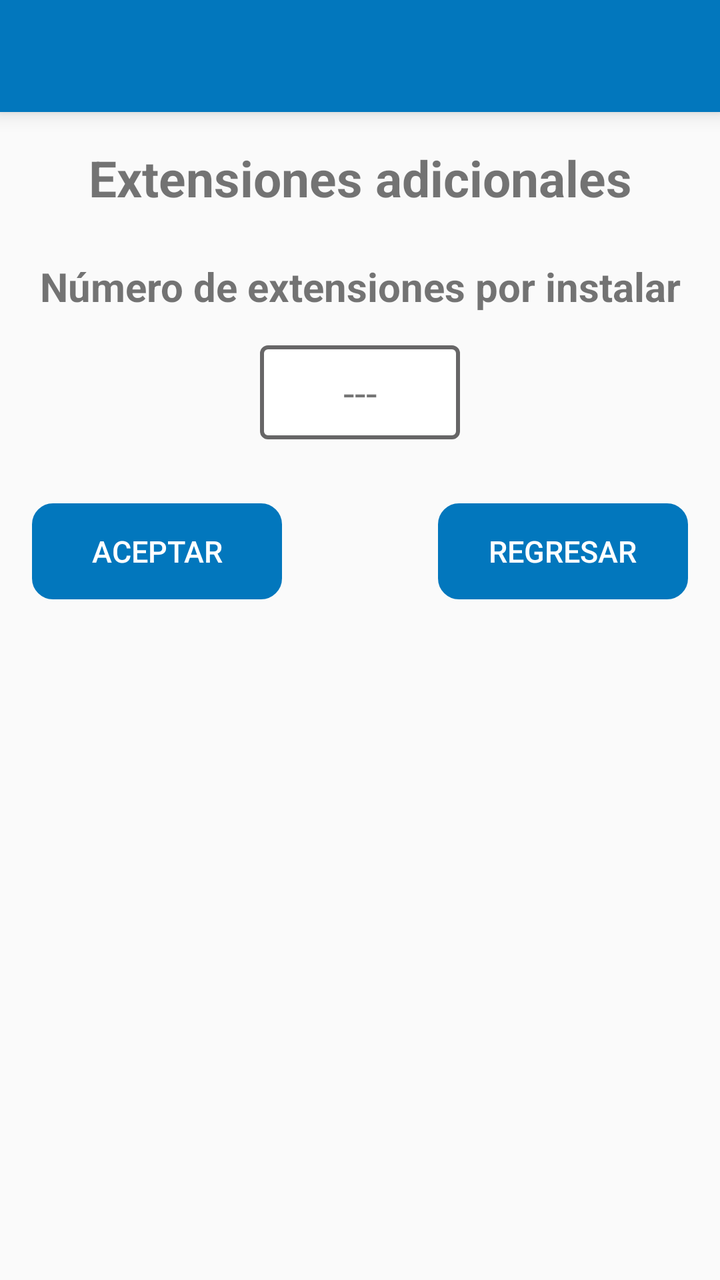
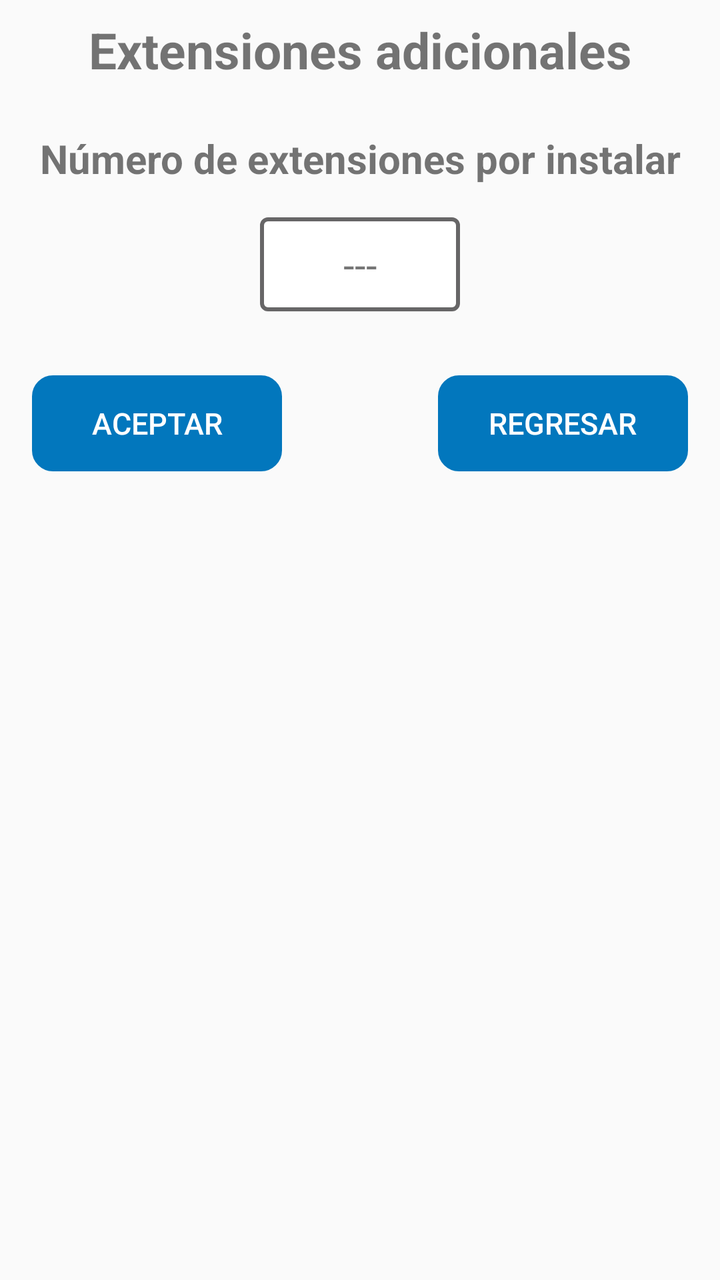

Compare the two renders of this Android layout. The source of the first and the diff that turns it into the second are given below.
<!-- AndroidManifest.xml: application theme AppTheme -->
<!-- res/layout/activity_extencion.xml -->
<android.support.constraint.ConstraintLayout xmlns:app="http://schemas.android.com/apk/res-auto"
    xmlns:tools="http://schemas.android.com/tools"
    android:layout_width="match_parent"
    xmlns:android="http://schemas.android.com/apk/res/android"
    android:layout_height="match_parent">

    <include
        android:id="@+id/includeExtencion"
        layout="@layout/toolbar"
        tools:layout_editor_absoluteX="16dp"
        tools:layout_editor_absoluteY="84dp"></include>

    <TextView
        android:id="@+id/qwe"
        android:layout_width="0dp"
        android:layout_height="wrap_content"
        android:layout_alignParentStart="true"
        android:layout_alignParentTop="true"
        android:layout_marginStart="8dp"
        android:layout_marginTop="16dp"
        android:layout_marginEnd="8dp"
        android:text="@string/extensiones_Adicionales"
        android:textAlignment="center"
        android:textSize="@dimen/titulos"
        android:textStyle="bold"
        app:layout_constraintEnd_toEndOf="parent"
        app:layout_constraintStart_toStartOf="parent"
        app:layout_constraintTop_toBottomOf="@+id/includeExtencion" />

    <TextView
        android:id="@+id/asd"
        android:layout_width="0dp"
        android:layout_height="wrap_content"
        android:layout_below="@+id/qwe"

        android:layout_marginStart="8dp"
        android:layout_marginTop="24dp"
        android:layout_marginEnd="8dp"
        android:text="@string/numero_de_Extensiones"
        android:textAlignment="center"
        android:textSize="@dimen/grande"
        android:textStyle="bold"
        app:layout_constraintEnd_toEndOf="parent"
        app:layout_constraintStart_toStartOf="parent"
        app:layout_constraintTop_toBottomOf="@+id/qwe" />

    <TextView
        android:id="@+id/txtExtencion"
        android:layout_width="100dp"
        android:layout_height="wrap_content"
        android:layout_below="@+id/asd"
        android:layout_centerHorizontal="true"
        android:layout_marginTop="16dp"
        android:background="@drawable/contorno"
        android:gravity="center"
        android:text="---"
        android:textSize="@dimen/grande"
        app:layout_constraintEnd_toEndOf="parent"
        app:layout_constraintStart_toStartOf="parent"
        app:layout_constraintTop_toBottomOf="@+id/asd" />

    <Button
        android:id="@+id/extencionAceptar"
        android:layout_width="125dp"
        android:layout_height="wrap_content"
        android:layout_below="@+id/txtExtencion"
        android:layout_alignParentStart="true"
        android:layout_marginStart="16dp"
        android:layout_marginTop="32dp"
        android:background="@drawable/boton"
        android:backgroundTint="@color/colorPrimary"
        android:text="@string/aceptar"
        android:textColor="#fff"
        android:textSize="@dimen/mediano"
        app:layout_constraintStart_toStartOf="parent"
        app:layout_constraintTop_toBottomOf="@+id/txtExtencion" />

    <Button
        android:id="@+id/extencionSalir"
        android:layout_width="125dp"
        android:layout_height="wrap_content"
        android:layout_below="@+id/txtExtencion"
        android:layout_marginTop="32dp"
        android:layout_marginEnd="16dp"
        android:layout_toEndOf="@+id/extencionAceptar"
        android:background="@drawable/boton"
        android:backgroundTint="@color/colorPrimary"
        android:text="@string/Regresar"
        android:textColor="#fff"
        android:textSize="@dimen/mediano"
        app:layout_constraintEnd_toEndOf="parent"
        app:layout_constraintTop_toBottomOf="@+id/txtExtencion" />
</android.support.constraint.ConstraintLayout>
<!-- res/layout/toolbar.xml (included above) -->
<?xml version="1.0" encoding="utf-8"?>
<android.support.v7.widget.Toolbar xmlns:android="http://schemas.android.com/apk/res/android"
    android:layout_width="match_parent"
    android:layout_height="?attr/actionBarSize"
    xmlns:app="http://schemas.android.com/apk/res-auto"
    android:background="@color/colorPrimary"
    android:elevation="6dp"
    android:theme="@style/ThemeOverlay.AppCompat.Dark.ActionBar"
    app:popupTheme="@style/ThemeOverlay.AppCompat.Light"/>
<!-- resources referenced by this layout -->
<resources>
  <color name="colorPrimary">#0277BD</color>
  <dimen name="grande">20dp</dimen>
  <dimen name="mediano">15dp</dimen>
  <dimen name="titulos">25dp</dimen>
  <!-- drawable boton (drawable) -->
  <?xml version="1.0" encoding="utf-8"?>
  <shape xmlns:android="http://schemas.android.com/apk/res/android" android:shape="rectangle">
    <stroke  android:width="1dp"/>
    <corners android:radius="10dp"/>
  
  
  </shape>
  <!-- drawable contorno (drawable) -->
  <?xml version="1.0" encoding="utf-8"?>
  <selector xmlns:android="http://schemas.android.com/apk/res/android">
      <item><layer-list>
          <item>
              <shape>
                  <solid
                      android:color="#ffff">
                  </solid>
  
                  <corners android:radius="3dp" />
  
                  <padding
                      android:bottom="10dp"
                      android:left="10dp"
                      android:right="10dp"
                      android:top="10dp" />
                  <stroke
                      android:width="2dp"
                      android:color="#676667"/>
              </shape>
          </item>
  
      </layer-list></item>
  </selector>
  <string name="Regresar">Regresar</string>
  <string name="aceptar">Aceptar</string>
  <string name="extensiones_Adicionales">Extensiones adicionales</string>
  <string name="numero_de_Extensiones">Número de extensiones por instalar</string>
  <style name="AppTheme" parent="Theme.AppCompat.Light.DarkActionBar">
          
          <item name="colorPrimary">@color/colorPrimary</item>
          <item name="colorPrimaryDark">@color/colorPrimaryDark</item>
          <item name="colorAccent">@color/colorAccent</item>
          <item name="android:colorForeground">@android:color/background_dark</item>
      </style>
  <color name="colorPrimaryDark">#004C8C</color>
  <color name="colorAccent">#0000FF</color>
</resources>

<!-- the commit's change to res/layout/activity_extencion.xml (unified diff, before → after) -->
@@ -4,11 +4,6 @@
     xmlns:android="http://schemas.android.com/apk/res/android"
     android:layout_height="match_parent">
 
-    <include
-        android:id="@+id/includeExtencion"
-        layout="@layout/toolbar"
-        tools:layout_editor_absoluteX="16dp"
-        tools:layout_editor_absoluteY="84dp"></include>
 
     <TextView
         android:id="@+id/qwe"
@@ -17,7 +12,7 @@
         android:layout_alignParentStart="true"
         android:layout_alignParentTop="true"
         android:layout_marginStart="8dp"
-        android:layout_marginTop="16dp"
+        android:layout_marginTop="8dp"
         android:layout_marginEnd="8dp"
         android:text="@string/extensiones_Adicionales"
         android:textAlignment="center"
@@ -25,7 +20,7 @@
         android:textStyle="bold"
         app:layout_constraintEnd_toEndOf="parent"
         app:layout_constraintStart_toStartOf="parent"
-        app:layout_constraintTop_toBottomOf="@+id/includeExtencion" />
+        app:layout_constraintTop_toTopOf="parent" />
 
     <TextView
         android:id="@+id/asd"
@@ -91,13 +86,3 @@
         app:layout_constraintEnd_toEndOf="parent"
         app:layout_constraintTop_toBottomOf="@+id/txtExtencion" />
 </android.support.constraint.ConstraintLayout>
-<!-- res/layout/toolbar.xml (included above) -->
-<?xml version="1.0" encoding="utf-8"?>
-<android.support.v7.widget.Toolbar xmlns:android="http://schemas.android.com/apk/res/android"
-    android:layout_width="match_parent"
-    android:layout_height="?attr/actionBarSize"
-    xmlns:app="http://schemas.android.com/apk/res-auto"
-    android:background="@color/colorPrimary"
-    android:elevation="6dp"
-    android:theme="@style/ThemeOverlay.AppCompat.Dark.ActionBar"
-    app:popupTheme="@style/ThemeOverlay.AppCompat.Light"/>
